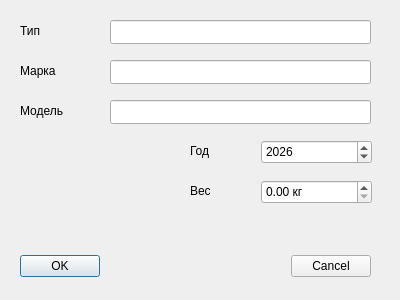
Old version of the form VehicleAccountingSystem/VehicleDialog.ui in the repository monte-v/VehicleAccountingSystem.
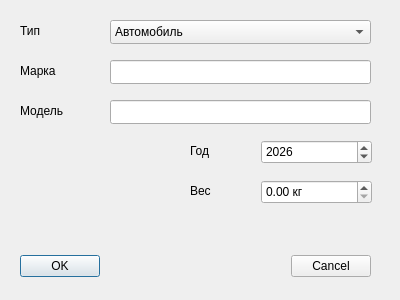
New version of the form.

Commit message: Создал базовый класс Vehicle и производные от него классы - типы транспортных средств. Добавил proxy для фильтрации по типу, а в ui - listWidget для этой же цели

```diff
--- a/VehicleAccountingSystem/VehicleDialog.ui
+++ b/VehicleAccountingSystem/VehicleDialog.ui
@@ -110,22 +110,6 @@
     <string>Тип</string>
    </property>
   </widget>
-  <widget class="QLineEdit" name="leType">
-   <property name="geometry">
-    <rect>
-     <x>110</x>
-     <y>20</y>
-     <width>261</width>
-     <height>24</height>
-    </rect>
-   </property>
-   <property name="font">
-    <font>
-     <family>Segoe UI</family>
-     <pointsize>9</pointsize>
-    </font>
-   </property>
-  </widget>
   <widget class="QLineEdit" name="leBrand">
    <property name="geometry">
     <rect>
@@ -287,6 +271,26 @@
     <string>Вес</string>
    </property>
   </widget>
+  <widget class="QComboBox" name="cbType">
+   <property name="geometry">
+    <rect>
+     <x>110</x>
+     <y>20</y>
+     <width>261</width>
+     <height>24</height>
+    </rect>
+   </property>
+   <item>
+    <property name="text">
+     <string>Автомобиль</string>
+    </property>
+   </item>
+   <item>
+    <property name="text">
+     <string>Водный транспорт</string>
+    </property>
+   </item>
+  </widget>
  </widget>
  <resources/>
  <connections>
```
The commit also changes 19 other files.
